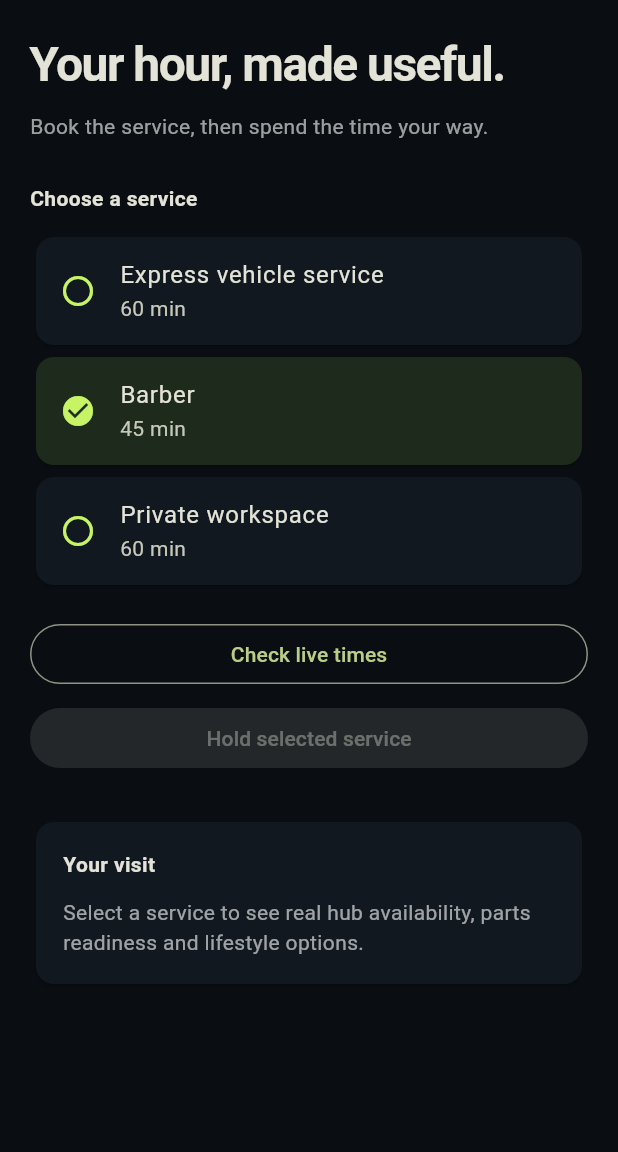
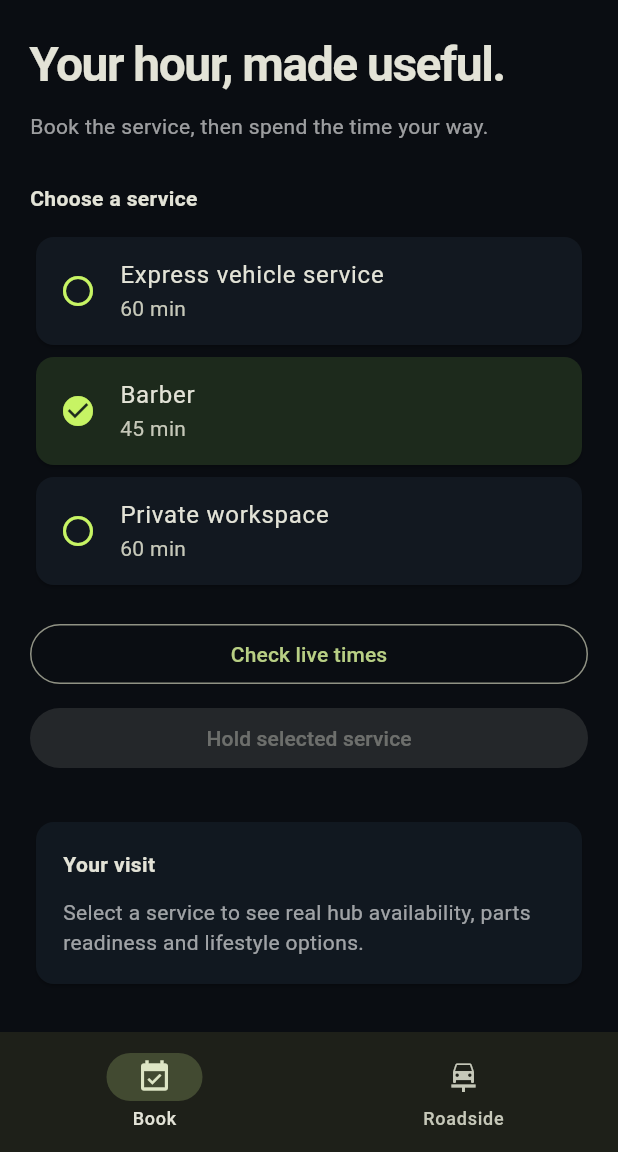
Before and after one commit to rmukubvu/serv60, a Flutter app: the screen it shows after launch, after a tap on "Barber", on a phone screen of 412 x 824 dp, the part 84-1236 px from its top. Run offline on Flutter 3.47's test engine with Material 3 defaults, Android fonts, the phone set to English and light mode, and no system bars; network calls fail.

Commit message:
feat(mobile): add roadside assistance flow
Adds the customer-facing roadside request and cancellation flow with navigation and widget coverage.

```diff
--- a/platform/mobile/lib/main.dart
+++ b/platform/mobile/lib/main.dart
@@ -1,5 +1,6 @@
 import 'package:flutter/material.dart';
 import 'src/booking/booking_page.dart';
+import 'src/roadside/roadside_page.dart';
 
 void main() => runApp(const Serv60App());
 
@@ -14,5 +15,33 @@ class Serv60App extends StatelessWidget {
           colorSchemeSeed: const Color(0xffc7f464),
           scaffoldBackgroundColor: const Color(0xff0a0d12),
           useMaterial3: true),
-      home: const BookingPage());
+      home: const Serv60Home());
 }
+
+class Serv60Home extends StatefulWidget {
+  const Serv60Home({super.key});
+
+  @override
+  State<Serv60Home> createState() => _Serv60HomeState();
+}
+
+class _Serv60HomeState extends State<Serv60Home> {
+  int selectedIndex = 0;
+
+  @override
+  Widget build(BuildContext context) => Scaffold(
+        body: IndexedStack(
+            index: selectedIndex,
+            children: const [BookingPage(), RoadsidePage()]),
+        bottomNavigationBar: NavigationBar(
+            selectedIndex: selectedIndex,
+            onDestinationSelected: (index) =>
+                setState(() => selectedIndex = index),
+            destinations: const [
+              NavigationDestination(
+                  icon: Icon(Icons.event_available), label: 'Book'),
+              NavigationDestination(
+                  icon: Icon(Icons.car_repair), label: 'Roadside')
+            ]),
+      );
+}
--- /dev/null
+++ b/platform/mobile/lib/src/roadside/roadside_page.dart
@@ -0,0 +1,132 @@
+import 'package:flutter/material.dart';
+
+import 'roadside_repository.dart';
+
+class RoadsidePage extends StatefulWidget {
+  const RoadsidePage({super.key, this.repository});
+
+  final RoadsideRepository? repository;
+
+  @override
+  State<RoadsidePage> createState() => _RoadsidePageState();
+}
+
+class _RoadsidePageState extends State<RoadsidePage> {
+  late final RoadsideRepository repository;
+  final location = TextEditingController();
+  final description = TextEditingController();
+  RoadsideIncident? incident;
+  bool loading = false;
+
+  @override
+  void initState() {
+    super.initState();
+    repository = widget.repository ?? RoadsideRepository();
+  }
+
+  @override
+  void dispose() {
+    location.dispose();
+    description.dispose();
+    super.dispose();
+  }
+
+  Future<void> requestHelp() async {
+    if (location.text.trim().isEmpty || description.text.trim().isEmpty) {
+      ScaffoldMessenger.of(context).showSnackBar(const SnackBar(
+          content: Text('Add your location and what happened.')));
+      return;
+    }
+    setState(() => loading = true);
+    try {
+      final created = await repository.createIncident(
+          location: location.text.trim(), description: description.text.trim());
+      if (mounted) setState(() => incident = created);
+    } catch (error) {
+      if (mounted) {
+        ScaffoldMessenger.of(context)
+            .showSnackBar(SnackBar(content: Text(error.toString())));
+      }
+    } finally {
+      if (mounted) setState(() => loading = false);
+    }
+  }
+
+  Future<void> cancelHelp() async {
+    final current = incident;
+    if (current == null) return;
+    setState(() => loading = true);
+    try {
+      final cancelled = await repository.cancelIncident(current.id);
+      if (mounted) setState(() => incident = cancelled);
+    } catch (error) {
+      if (mounted) {
+        ScaffoldMessenger.of(context)
+            .showSnackBar(SnackBar(content: Text(error.toString())));
+      }
+    } finally {
+      if (mounted) setState(() => loading = false);
+    }
+  }
+
+  @override
+  Widget build(BuildContext context) => ListView(
+        padding: const EdgeInsets.all(20),
+        children: [
+          const Text('Roadside help',
+              style: TextStyle(
+                  fontSize: 32,
+                  fontWeight: FontWeight.w700,
+                  letterSpacing: -1)),
+          const SizedBox(height: 8),
+          const Text('Request a tow and a safe ride home when you need it.',
+              style: TextStyle(color: Colors.white60)),
+          const SizedBox(height: 28),
+          TextField(
+              controller: location,
+              decoration: const InputDecoration(
+                  labelText: 'Where are you?',
+                  hintText: 'Street, suburb or landmark')),
+          const SizedBox(height: 12),
+          TextField(
+              controller: description,
+              maxLines: 3,
+              decoration: const InputDecoration(
+                  labelText: 'What happened?',
+                  hintText: 'Flat tyre, breakdown or accident')),
+          const SizedBox(height: 18),
+          FilledButton(
+              onPressed: loading ? null : requestHelp,
+              child: Text(loading ? 'Sending…' : 'Request roadside help')),
+          const SizedBox(height: 24),
+          Card(
+              color: const Color(0xff111820),
+              child: Padding(
+                  padding: const EdgeInsets.all(18),
+                  child: incident == null
+                      ? const Text(
+                          'Your request will be sent to the dispatch team.',
+                          style: TextStyle(color: Colors.white60))
+                      : Column(
+                          crossAxisAlignment: CrossAxisAlignment.start,
+                          children: [
+                              const Text('Assistance request',
+                                  style:
+                                      TextStyle(fontWeight: FontWeight.w700)),
+                              const SizedBox(height: 8),
+                              Text(
+                                  '${incident!.status} · ${incident!.location}'),
+                              const SizedBox(height: 4),
+                              Text(incident!.description,
+                                  style:
+                                      const TextStyle(color: Colors.white60)),
+                              if (incident!.status == 'OPEN') ...[
+                                const SizedBox(height: 14),
+                                OutlinedButton(
+                                    onPressed: loading ? null : cancelHelp,
+                                    child: const Text('Cancel request'))
+                              ]
+                            ])))
+        ],
+      );
+}
```
Also changed, not shown: 1 other file.
